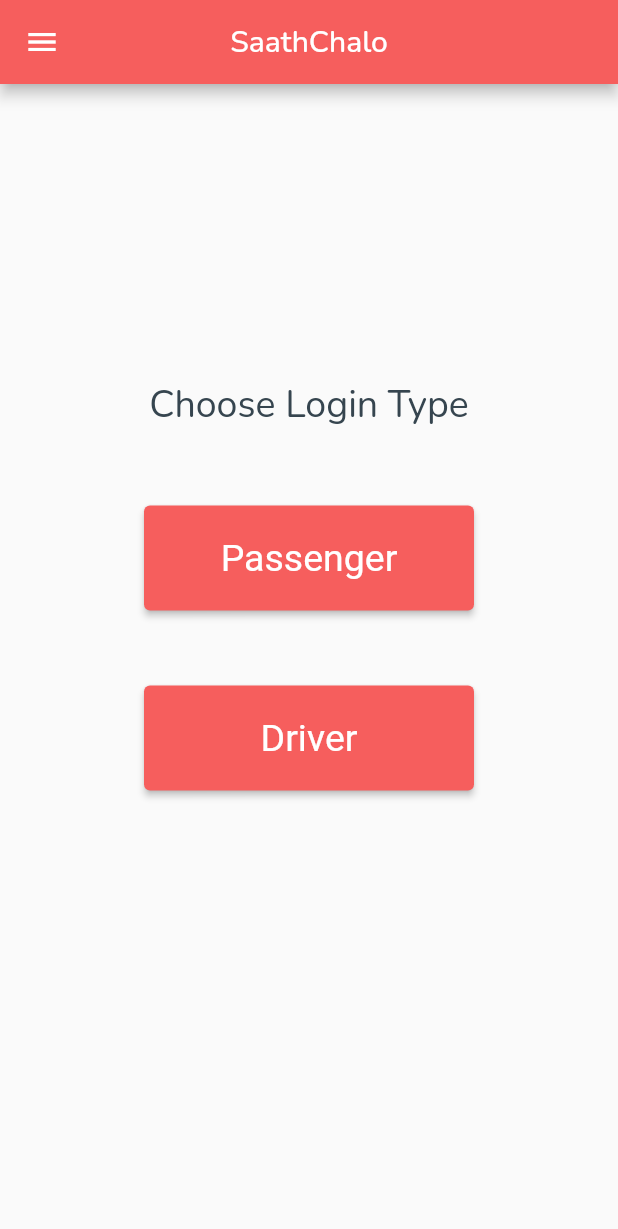
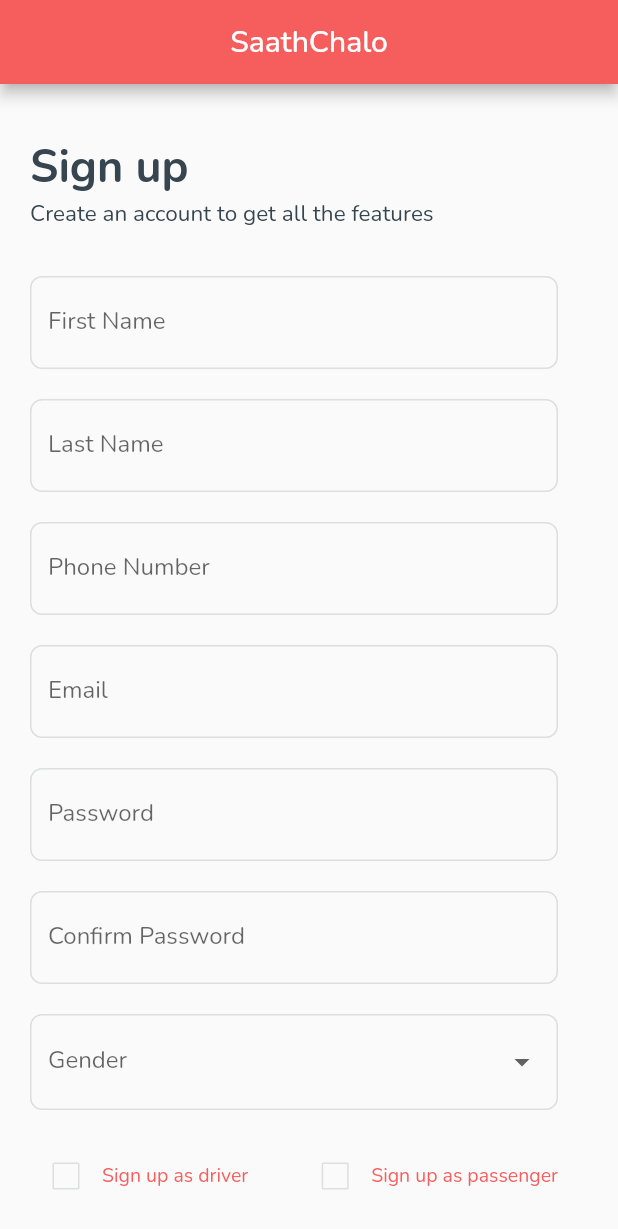
Before and after one commit to SyedAhris/saath-chalo, a Flutter app: the screen it shows after launch, on a phone screen of 412 x 824 dp. Shown: the top 1229 px of the screen. Run offline on Flutter 3.47's test engine with Material 2 defaults, Android fonts, the phone set to English and light mode, and no system bars; our stand-ins replace flutter_otp_text_field, flutter_rating_bar, google_fonts; missing offline and left inert: sign_button; accounts and stored records are empty.

Commit message:
created Text Form Field and General Signup Page

```diff
--- /dev/null
+++ b/lib/globalComponents/main_text_form_field.dart
@@ -0,0 +1,43 @@
+import 'package:flutter/material.dart';
+
+import '../constants/constants.dart';
+
+class MainTextFormField extends StatelessWidget {
+  const MainTextFormField(
+      {Key? key,
+      required this.labelText,
+      required this.hintText,
+      required this.controller,
+      required this.validator,
+      required this.obscureText,
+      required this.enableSuggestions})
+      : super(key: key);
+
+  final TextEditingController controller;
+  final String labelText;
+  final String hintText;
+  final bool obscureText;
+  final bool enableSuggestions;
+  final String? Function(String?)? validator;
+
+  @override
+  Widget build(BuildContext context) {
+    return TextFormField(
+      autocorrect: false,
+      obscureText: obscureText,
+      enableSuggestions: enableSuggestions,
+      controller: controller,
+      validator: validator,
+      decoration: InputDecoration(
+        border: OutlineInputBorder(
+            borderRadius: BorderRadius.circular(8),
+            borderSide: const BorderSide(color: MainColors.grey)),
+        enabledBorder: OutlineInputBorder(
+            borderRadius: BorderRadius.circular(8),
+            borderSide: const BorderSide(color: MainColors.grey)),
+        labelText: labelText,
+        hintText: hintText,
+      ),
+    );
+  }
+}
--- /dev/null
+++ b/lib/home_page/sign_up.dart
@@ -0,0 +1,333 @@
+import 'package:flutter/material.dart';
+import 'package:flutterdemo/globalComponents/main_button.dart';
+import 'package:flutterdemo/models/user_json.dart';
+
+import '../constants/constants.dart';
+import '../globalComponents/main_app_bar.dart';
+import '../globalComponents/main_text_form_field.dart';
+
+class Signup extends StatefulWidget {
+  const Signup({Key? key}) : super(key: key);
+
+  @override
+  State<Signup> createState() => _SignupState();
+}
+
+class _SignupState extends State<Signup> {
+  final _formKey = GlobalKey<FormState>();
+  TextEditingController firstNameController = TextEditingController();
+  TextEditingController lastNameController = TextEditingController();
+  TextEditingController phoneNumberController = TextEditingController();
+  TextEditingController emailController = TextEditingController();
+  TextEditingController passwordController = TextEditingController();
+  TextEditingController confirmPasswordController = TextEditingController();
+  TextEditingController licenseNumberController = TextEditingController();
+  String gender = "";
+  bool isDriver = false;
+  bool isPassenger = false;
+
+  @override
+  Widget build(BuildContext context) {
+    return Scaffold(
+        appBar: const MainAppBar(title: "SaathChalo"),
+        body: SingleChildScrollView(
+          child: Padding(
+            padding: const EdgeInsets.only(top: 35),
+            child: Center(
+              child: Column(
+                children: [
+                  Padding(
+                    padding: const EdgeInsets.only(top: 0, right: 0, left: 20),
+                    child: Row(
+                      children: const [
+                        Text(
+                          "Sign up",
+                          style: TextStyle(
+                            fontWeight: FontWeight.bold,
+                            fontSize: 30,
+                          ),
+                        ),
+                      ],
+                    ),
+                  ),
+                  Padding(
+                    padding: const EdgeInsets.only(left: 20),
+                    child: Row(
+                      children: const [
+                        Text("Create an account to get all the features",
+                            style: TextStyle(fontSize: 15)),
+                      ],
+                    ),
+                  ),
+                  Padding(
+                    padding:
+                        const EdgeInsets.only(top: 32, right: 40, left: 20),
+                    child: Form(
+                      key: _formKey,
+                      child: Column(
+                        children: [
+                          MainTextFormField(
+                            labelText: "First Name",
+                            hintText: "Syed",
+                            controller: firstNameController,
+                            validator: (value) {
+                              if (value == null || value.isEmpty) {
+                                return 'Required Field';
+                              }
+                              return null;
+                            },
+                            obscureText: false,
+                            enableSuggestions: true,
+                          ),
+                          Padding(
+                            padding: const EdgeInsets.only(top: 20),
+                            child: MainTextFormField(
+                              labelText: "Last Name",
+                              hintText: "Ahris",
+                              controller: lastNameController,
+                              validator: (value) {
+                                if (value == null || value.isEmpty) {
+                                  return 'Required Field';
+                                }
+                                return null;
+                              },
+                              obscureText: false,
+                              enableSuggestions: true,
+                            ),
+                          ),
+                          Padding(
+                              padding: const EdgeInsets.only(top: 20),
+                              child: MainTextFormField(
+                                labelText: "Phone Number",
+                                hintText: "090078601",
+                                controller: phoneNumberController,
+                                validator: (value) {
+                                  if (value == null || value.isEmpty) {
+                                    return 'Required Field';
+                                  }
+                                  return null;
+                                },
+                                obscureText: false,
+                                enableSuggestions: true,
+                              )),
+                          Padding(
+                            padding: const EdgeInsets.only(top: 20),
+                            child: MainTextFormField(
+                              labelText: "Email",
+                              hintText: "someone@someone.com",
+                              controller: emailController,
+                              validator: (value) {
+                                if (value == null || value.isEmpty) {
+                                  return 'Required Field';
+                                }
+                                return null;
+                              },
+                              obscureText: false,
+                              enableSuggestions: true,
+                            ),
+                          ),
+                          Padding(
+                            padding: const EdgeInsets.only(top: 20),
+                            child: MainTextFormField(
+                              validator: (value) {
+                                if (value == null || value.isEmpty) {
+                                  return "Required Field";
+                                } else if (value.length < 8) {
+                                  return "Password must be at least 8 characters long";
+                                }
+                                return null;
+                              },
+                              controller: passwordController,
+                              obscureText: true,
+                              enableSuggestions: false,
+                              labelText: 'Password',
+                              hintText: '*****',
+                            ),
+                          ),
+                          Padding(
+                            padding: const EdgeInsets.only(top: 20),
+                            child: MainTextFormField(
+                                labelText: "Confirm Password",
+                                hintText: "*****",
+                                controller: confirmPasswordController,
+                                validator: (value) {
+                                  print(passwordController.text);
+                                  print(value);
+                                  if (value == null || value.isEmpty) {
+                                    return 'Required Field';
+                                  } else if (value.length < 8) {
+                                    return "Password must be at least 8 characters long";
+                                  } else if (passwordController.text != value) {
+                                    return "Password should be same as above";
+                                  }
+                                  return null;
+                                },
+                                obscureText: true,
+                                enableSuggestions: false),
+                          ),
+                          Padding(
+                            padding: const EdgeInsets.only(top: 20),
+                            child: DropdownButtonFormField<String>(
+                              validator: (value) {
+                                if (value == null || value.isEmpty) {
+                                  return 'Required Field';
+                                }
+                                return null;
+                              },
+                              decoration: InputDecoration(
+                                border: OutlineInputBorder(
+                                    borderRadius: BorderRadius.circular(8),
+                                    borderSide: const BorderSide(
+                                        color: MainColors.grey)),
+                                enabledBorder: OutlineInputBorder(
+                                    borderRadius: BorderRadius.circular(8),
+                                    borderSide: const BorderSide(
+                                        color: MainColors.grey)),
+                                labelText: "Gender",
+                              ),
+                              items: const [
+                                DropdownMenuItem(
+                                  value: "M",
+                                  child: Text("Male"),
+                                ),
+                                DropdownMenuItem(
+                                  value: "F",
+                                  child: Text("Female"),
+                                ),
+                              ],
+                              onChanged: (value) {
+                                if (value != null) {
+                                  gender = value;
+                                }
+                              },
+                            ),
+                          ),
+                          Padding(
+                            padding: const EdgeInsets.only(top: 20),
+                            child: Row(
+                              mainAxisAlignment: MainAxisAlignment.spaceBetween,
+                              children: [
+                                Row(
+                                  children: [
+                                    Checkbox(
+                                      value: isDriver,
+                                      side: const BorderSide(
+                                          color: Color(0xffDCDEDF)),
+                                      checkColor: Colors.white,
+                                      activeColor: MainColors.primary,
+                                      onChanged: (value) {
+                                        setState(() {
+                                          isDriver = value as bool;
+                                        });
+                                      },
+                                    ),
+                                    const Text(
+                                      "Sign up as driver",
+                                      style: TextStyle(
+                                          fontSize: 13,
+                                          color: MainColors.primary),
+                                    ),
+                                  ],
+                                ),
+                                Row(
+                                  children: [
+                                    Checkbox(
+                                      value: isPassenger,
+                                      side: const BorderSide(
+                                          color: Color(0xffDCDEDF)),
+                                      checkColor: Colors.white,
+                                      activeColor: MainColors.primary,
+                                      onChanged: (value) {
+                                        setState(() {
+                                          isPassenger = value as bool;
+                                        });
+                                      },
+                                    ),
+                                    const Text(
+                                      "Sign up as passenger",
+                                      style: TextStyle(
+                                          fontSize: 13,
+                                          color: MainColors.primary),
+                                    ),
+                                  ],
+                                ),
+                              ],
+                            ),
+                          ),
+                          Visibility(
+                            visible: isDriver,
+                            child: Padding(
+                                padding: const EdgeInsets.only(top: 20),
+                                child: MainTextFormField(
+                                    labelText: "License Number",
+                                    hintText: "12039812312",
+                                    controller: licenseNumberController,
+                                    validator: (value) {
+                                      if ((value == null || value.isEmpty) &&
+                                          (isDriver)) {
+                                        return 'Required Field';
+                                      }
+                                      return null;
+                                    },
+                                    obscureText: false,
+                                    enableSuggestions: false)),
+                          )
+                        ],
+                      ),
+                    ),
+                  ),
+                  Padding(
+                    padding: const EdgeInsets.only(top: 25, right: 15),
+                    child: SizedBox(
+                      width: 355,
+                      height: 50,
+                      child: MainButton(
+                        text: 'Create User',
+                        onTap: () {
+                          if (_formKey.currentState!.validate()) {
+                            // If the form is valid, display a snackbar. In the real world,
+                            // you'd often call a server or save the information in a database.
+                            User user = User(
+                                firstName: firstNameController.text,
+                                lastName: lastNameController.text,
+                                email: emailController.text,
+                                phone: phoneNumberController.text,
+                                password: passwordController.text,
+                                rating: 0,
+                                profilePictureLink: "",
+                                gender: gender,
+                                isDriver: isDriver,
+                                isPassenger: isPassenger,
+                                isDelete: false);
+                          }
+                        },
+                      ),
+                    ),
+                  ),
+                  Padding(
+                    padding: const EdgeInsets.only(top: 15, bottom: 15),
+                    child: Row(
+                      mainAxisAlignment: MainAxisAlignment.center,
+                      children: [
+                        const Text("Already have an account?"),
+                        const SizedBox(width: 10),
+                        GestureDetector(
+                          onTap: () {
+                            Navigator.of(context).pop();
+                          },
+                          child: const Text("Login Here",
+                              style: TextStyle(
+                                  fontSize: 15,
+                                  color: MainColors.primary,
+                                  fontWeight: FontWeight.w900)),
+                        )
+                      ],
+                    ),
+                  )
+                ],
+              ),
+            ),
+          ),
+        ));
+  }
+}
--- a/lib/main.dart
+++ b/lib/main.dart
@@ -1,4 +1,5 @@
 import 'package:flutter/material.dart';
+import 'package:flutterdemo/home_page/sign_up.dart';
 import 'package:google_fonts/google_fonts.dart';
 import 'package:provider/provider.dart';
 
@@ -34,7 +35,7 @@ class MyApp extends StatelessWidget {
           secondary: MainColors.secondary,
         ),
       ),
-      home: const HomePage(title: 'SaathChalo'),
+      home: const Signup(),//const HomePage(title: 'SaathChalo'),
     );
   }
 }
```
